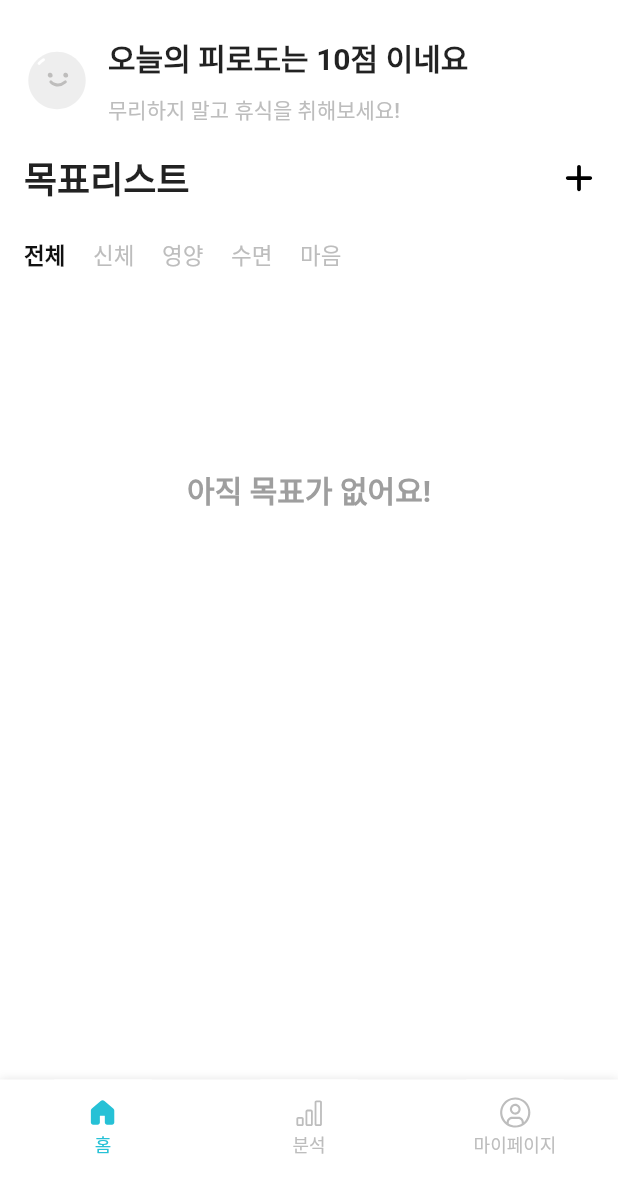
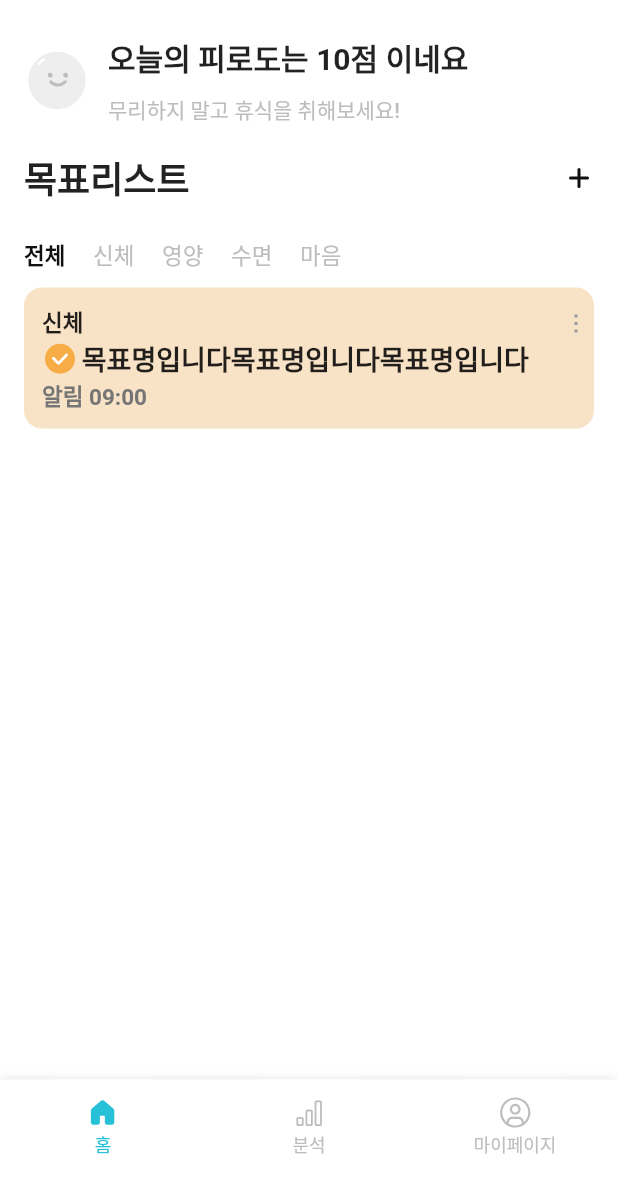
Before and after one commit to MinyeongHong/Amitamin, a Flutter app: the screen it shows after launch, on a phone screen of 412 x 824 dp, the part 59-1236 px from its top. Run offline on Flutter 3.47's test engine with Material 2 defaults, Android fonts, the phone set to English and light mode, and no system bars; our stand-ins replace dio, flutter_riverpod, flutter_svg, go_router; missing offline and left inert: dart:ffi; Roboto replaces fonts that are missing (Pretendard); project files that could hold a hidden picture were left out.

Commit message:
feat: home icon 추가, 목표 카드 생성, docs: 탭뷰 수정

```diff
--- a/lib/home/view/home_screen.dart
+++ b/lib/home/view/home_screen.dart
@@ -52,7 +52,7 @@ class HomePageState extends ConsumerState<HomePage> with SingleTickerProviderSta
                             width: 24,
                             height: 24,
                           ),
-                        )
+                        ),
                       ],
                     ),
                   ),
@@ -207,6 +207,16 @@ class HomePageState extends ConsumerState<HomePage> with SingleTickerProviderSta
                                 type: "",
                                 index: 0,
                                 currentIndex: tabIndex,
+                              items: [
+                                tabViewGoalCard(
+                                    context: context,
+                                    goalId: "1",
+                                    goalType: "신체",
+                                    goalText: "목표명입니다목표명입니다목표명입니다",
+                                    alarmText: "알림 09:00",
+                                    achievementFlag: true,
+                                ),
+                              ]
                             ),
                             customTabView(
                               context: context,
--- a/lib/home/widget/custom_tab_view.dart
+++ b/lib/home/widget/custom_tab_view.dart
@@ -1,21 +1,29 @@
 import 'package:flutter/material.dart';
+import 'package:flutter_svg/flutter_svg.dart';
 import 'package:amitamin/common/common.dart';
 
-Visibility customTabView({
+SizedBox customTabView({
   required BuildContext context,
   required String type,
   required int index,
   required int currentIndex,
   List<Widget>? items
 }) {
-  return Visibility(
+  return SizedBox(
+    child: Visibility(
       visible: index == currentIndex,
-    child: Column(
+      child: Wrap(
+        crossAxisAlignment: WrapCrossAlignment.center,
+        direction: Axis.vertical,
         children: items ?? [
           const SizedBox(
             height: 108,
           ),
-        // TODO : 그림파일 추가
+          SvgPicture.asset(
+            'assets/icons/home/goal_none.svg',
+            width: 36,
+            height: 36,
+          ),
           const SizedBox(
             height: 12,
           ),
@@ -23,9 +31,9 @@ Visibility customTabView({
             "아직 목표가 없어요!",
             style: TextStyle(
               color: CustomColor.extraDarkGray,
-            fontWeight: CustomText.headLine5.fontWeight,
-            fontSize: CustomText.headLine5.fontSize,
-            fontFamily: CustomText.headLine5.fontFamily,
+              fontWeight: CustomText.headLine7.fontWeight,
+              fontSize: CustomText.headLine7.fontSize,
+              fontFamily: CustomText.headLine7.fontFamily,
             ),
           ),
           const SizedBox(
@@ -33,5 +41,6 @@ Visibility customTabView({
           ),
         ],
       ),
+    ),
   );
 }
--- a/lib/home/widget/tab_view_goal_card.dart
+++ b/lib/home/widget/tab_view_goal_card.dart
@@ -1,19 +1,85 @@
 import 'package:flutter/material.dart';
 import 'package:amitamin/common/common.dart';
+import 'package:flutter_svg/flutter_svg.dart';
 
 Container tabViewGoalCard({
   required BuildContext context,
+  required String goalId,
   required String goalType,
   required String goalText,
-  required String alrimText,
-  List<Widget>? items
+  required String alarmText,
+  required bool achievementFlag
 }) {
   return Container(
-    width: MediaQuery.of(context).size.width,
+    width: MediaQuery.of(context).size.width - 32,
+    decoration: BoxDecoration(
+      borderRadius: BorderRadius.circular(12),
+      color: CustomColor.physicalLight
+    ),
     height: 94,
     child: Padding(
-      padding: EdgeInsets.only(top: 12, bottom: 12, left: 12),
-      child: Text(""),
+      padding: const EdgeInsets.only(top: 12, bottom: 12, left: 12),
+      child: Row(
+        crossAxisAlignment: CrossAxisAlignment.start,
+        children: [
+          Column(
+            mainAxisAlignment: MainAxisAlignment.center,
+            crossAxisAlignment: CrossAxisAlignment.start,
+            children: [
+              Text(
+                goalType,
+                style: const TextStyle(
+                  fontSize: 15,
+                  fontWeight: FontWeight.bold,
+                  // color:
+                ),
+              ),
+              const Spacer(),
+              Row(
+                children: [
+                  GestureDetector(
+                    onTap: () {},
+                    child: SvgPicture.asset(
+                      'assets/icons/home/body_checked.svg',
+                      width: 24,
+                      height: 24,
+                    ),
+                  ),
+                  const SizedBox(width: 2.5,),
+                  SizedBox(
+                    width: MediaQuery.of(context).size.width - 104.5,
+                    child: Text(
+                      goalText,
+                      overflow: TextOverflow.ellipsis,
+                      maxLines: 1,
+                      softWrap: false,
+                      style: CustomText.headLine7,
+                    ),
+                  )
+                ],
+              ),
+              const Spacer(),
+              Text(
+                alarmText,
+                style: const TextStyle(
+                  color: CustomColor.darkGray,
+                  fontSize: 15,
+                  fontWeight: FontWeight.bold,
+                ),
+              ),
+            ],
+          ),
+          const Spacer(),
+          GestureDetector(
+            onTap: () {},
+            child: SvgPicture.asset(
+              'assets/icons/home/more_vert.svg',
+              width: 24,
+              height: 24,
+            ),
+          ),
+        ],
+      )
     ),
   );
 }
--- a/lib/home/widget/widget.dart
+++ b/lib/home/widget/widget.dart
@@ -1,2 +1,3 @@
 export 'custom_tab_bar.dart';
 export 'custom_tab_view.dart';
+export 'tab_view_goal_card.dart';
```
Also changed, not shown: assets/icons/home/add.svg, assets/icons/home/body_checked.svg (added), assets/icons/home/body_unchecked.svg (added), assets/icons/home/goal_none.svg (added), assets/icons/home/mind_checked.svg (added), assets/icons/home/mind_unchecked.svg (added), assets/icons/home/more_vert.svg (added), assets/icons/home/nutrition_checked.svg (added), assets/icons/home/nutrition_unchecked.svg (added), assets/icons/home/sleep_checked.svg (added), assets/icons/home/sleep_unchecked.svg (added). Lines whose indentation alone changed are shown as unchanged.
